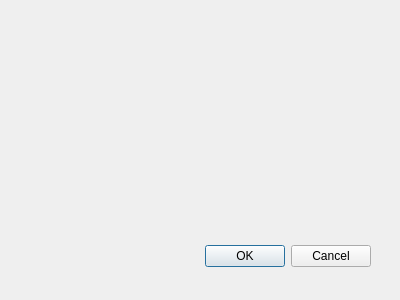
First picture: the form in ui_import.ui, repository stepankuzmin/lgd, before the edit.
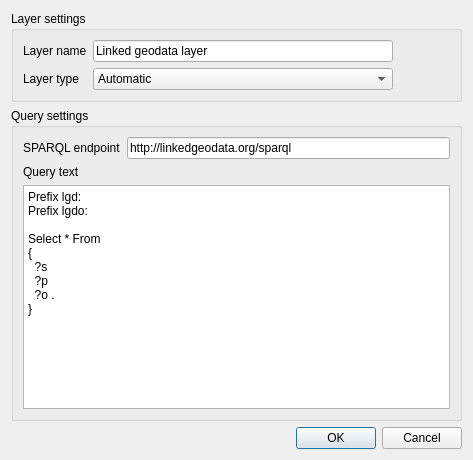
Second picture: the form after the edit.

Diff of the .ui file:
```diff
--- a/ui_import.ui
+++ b/ui_import.ui
@@ -6,29 +6,149 @@
    <rect>
     <x>0</x>
     <y>0</y>
-    <width>400</width>
-    <height>300</height>
+    <width>473</width>
+    <height>460</height>
    </rect>
   </property>
   <property name="windowTitle">
    <string>Import LinkedGeoData</string>
   </property>
-  <widget class="QDialogButtonBox" name="buttonBox">
-   <property name="geometry">
-    <rect>
-     <x>30</x>
-     <y>240</y>
-     <width>341</width>
-     <height>32</height>
-    </rect>
-   </property>
-   <property name="orientation">
-    <enum>Qt::Horizontal</enum>
-   </property>
-   <property name="standardButtons">
-    <set>QDialogButtonBox::Cancel|QDialogButtonBox::Ok</set>
-   </property>
-  </widget>
+  <layout class="QVBoxLayout" name="verticalLayout_2">
+   <item>
+    <widget class="QGroupBox" name="layerSettingsGroupBox">
+     <property name="title">
+      <string>Layer settings</string>
+     </property>
+     <layout class="QFormLayout" name="formLayout">
+      <property name="fieldGrowthPolicy">
+       <enum>QFormLayout::FieldsStayAtSizeHint</enum>
+      </property>
+      <item row="0" column="0">
+       <widget class="QLabel" name="layerNameLabel">
+        <property name="text">
+         <string>Layer name</string>
+        </property>
+       </widget>
+      </item>
+      <item row="0" column="1">
+       <widget class="QLineEdit" name="layerNameLineEdit">
+        <property name="minimumSize">
+         <size>
+          <width>300</width>
+          <height>0</height>
+         </size>
+        </property>
+        <property name="text">
+         <string>Linked geodata layer</string>
+        </property>
+       </widget>
+      </item>
+      <item row="1" column="0">
+       <widget class="QLabel" name="layerTypeLabel">
+        <property name="text">
+         <string>Layer type</string>
+        </property>
+       </widget>
+      </item>
+      <item row="1" column="1">
+       <widget class="QComboBox" name="layerTypeComboBox">
+        <property name="minimumSize">
+         <size>
+          <width>300</width>
+          <height>0</height>
+         </size>
+        </property>
+        <item>
+         <property name="text">
+          <string>Automatic</string>
+         </property>
+        </item>
+        <item>
+         <property name="text">
+          <string>Point</string>
+         </property>
+        </item>
+        <item>
+         <property name="text">
+          <string>Line</string>
+         </property>
+        </item>
+        <item>
+         <property name="text">
+          <string>Polygon</string>
+         </property>
+        </item>
+       </widget>
+      </item>
+     </layout>
+    </widget>
+   </item>
+   <item>
+    <widget class="QGroupBox" name="querySettingsGroupBox">
+     <property name="title">
+      <string>Query settings</string>
+     </property>
+     <layout class="QVBoxLayout" name="verticalLayout">
+      <item>
+       <layout class="QFormLayout" name="SparqlEndpointFormLayout">
+        <item row="0" column="0">
+         <widget class="QLabel" name="SparqlEndpointLabel">
+          <property name="text">
+           <string>SPARQL endpoint</string>
+          </property>
+         </widget>
+        </item>
+        <item row="0" column="1">
+         <widget class="QLineEdit" name="SparqlEndpointLineEdit">
+          <property name="minimumSize">
+           <size>
+            <width>300</width>
+            <height>0</height>
+           </size>
+          </property>
+          <property name="text">
+           <string>http://linkedgeodata.org/sparql</string>
+          </property>
+         </widget>
+        </item>
+       </layout>
+      </item>
+      <item>
+       <widget class="QLabel" name="QueryTextLabel">
+        <property name="text">
+         <string>Query text</string>
+        </property>
+       </widget>
+      </item>
+      <item>
+       <widget class="QPlainTextEdit" name="plainTextEdit">
+        <property name="plainText">
+         <string>Prefix lgd:&lt;http://linkedgeodata.org/&gt;
+Prefix lgdo:&lt;http://linkedgeodata.org/ontology/&gt;
+
+Select * From &lt;http://linkedgeodata.org&gt; 
+{ 
+  ?s
+  ?p
+  ?o .
+}</string>
+        </property>
+       </widget>
+      </item>
+     </layout>
+    </widget>
+   </item>
+   <item>
+    <widget class="QDialogButtonBox" name="buttonBox">
+     <property name="orientation">
+      <enum>Qt::Horizontal</enum>
+     </property>
+     <property name="standardButtons">
+      <set>QDialogButtonBox::Cancel|QDialogButtonBox::Ok</set>
+     </property>
+    </widget>
+   </item>
+  </layout>
  </widget>
  <resources/>
  <connections>
```
